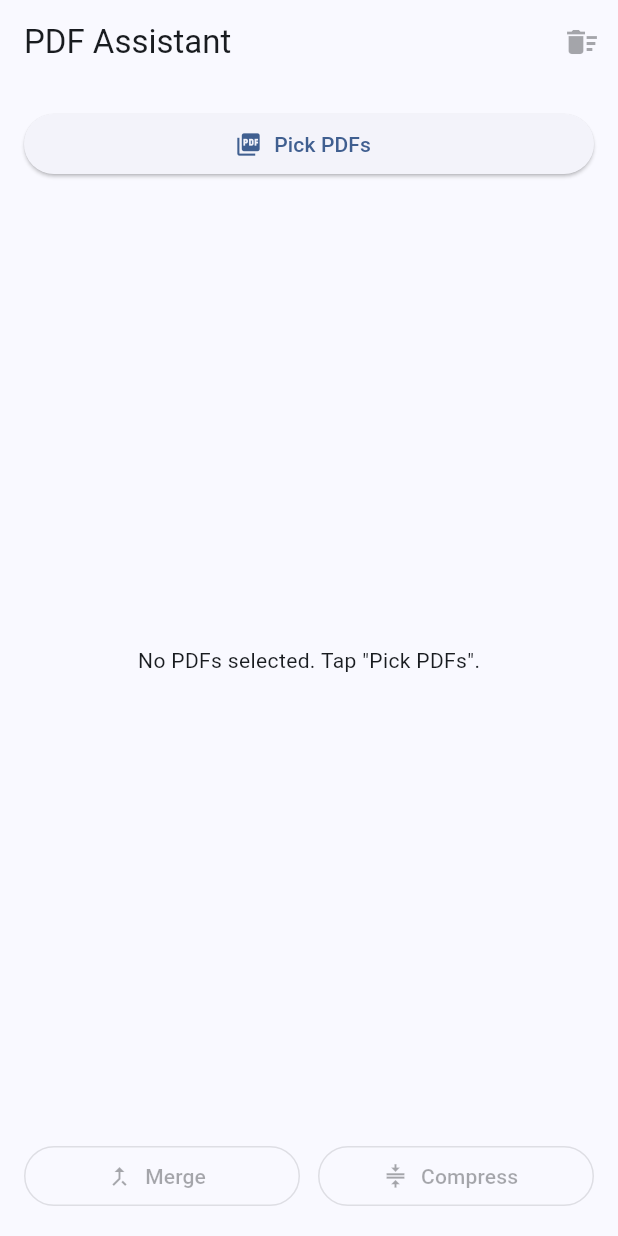
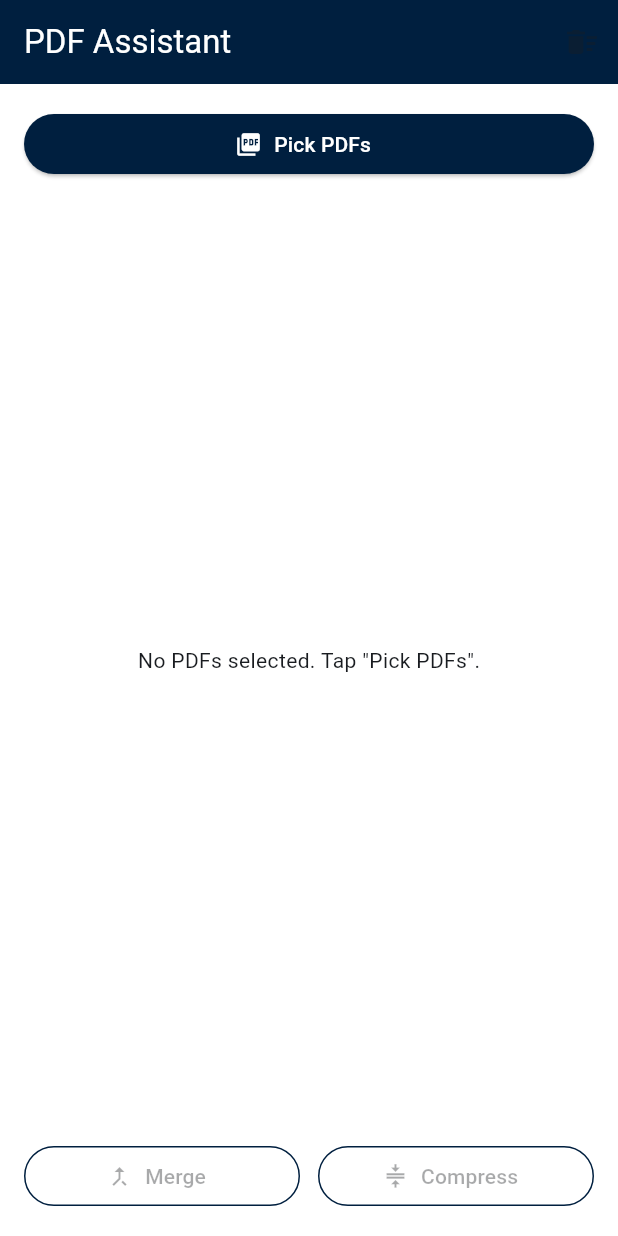
Before and after one commit to aniketnalli20/pdf_generator, a Flutter app: the screen it shows after launch, on a phone screen of 412 x 824 dp. Run offline on Flutter 3.47's test engine with Material 3 defaults, Android fonts, the light colour scheme and no system bars; our stand-ins replace file_picker; missing offline and left inert: pdf_combiner, simple_pdf_compression.

Commit message:
style: update theme colors to navy blue palette
Update the app's color scheme to use a consistent navy blue palette across all components including app bar, buttons, and icons. This improves visual consistency and modernizes the UI appearance.

```diff
--- a/lib/main.dart
+++ b/lib/main.dart
@@ -20,8 +20,30 @@ class PdfApp extends StatelessWidget {
         debugShowCheckedModeBanner: false,
         title: 'PDF Assistant',
         theme: ThemeData(
-          colorScheme: ColorScheme.fromSeed(seedColor: const Color(0xFF1565C0)),
           useMaterial3: true,
+          colorScheme: ColorScheme.fromSeed(
+            seedColor: const Color(0xFF001F3F), // Navy blue
+            brightness: Brightness.light,
+          ),
+          scaffoldBackgroundColor: Colors.white,
+          appBarTheme: const AppBarTheme(
+            backgroundColor: Color(0xFF001F3F),
+            foregroundColor: Colors.white,
+            elevation: 0,
+          ),
+          elevatedButtonTheme: ElevatedButtonThemeData(
+            style: ElevatedButton.styleFrom(
+              backgroundColor: const Color(0xFF001F3F),
+              foregroundColor: Colors.white,
+            ),
+          ),
+          outlinedButtonTheme: OutlinedButtonThemeData(
+            style: OutlinedButton.styleFrom(
+              foregroundColor: const Color(0xFF001F3F),
+              side: const BorderSide(color: Color(0xFF001F3F)),
+            ),
+          ),
+          iconTheme: const IconThemeData(color: Color(0xFF001F3F)),
         ),
         home: const HomeScreen(),
       ),
```
Also changed, not shown: lib/services/pdf_service_io.dart (+19 -8 lines).
